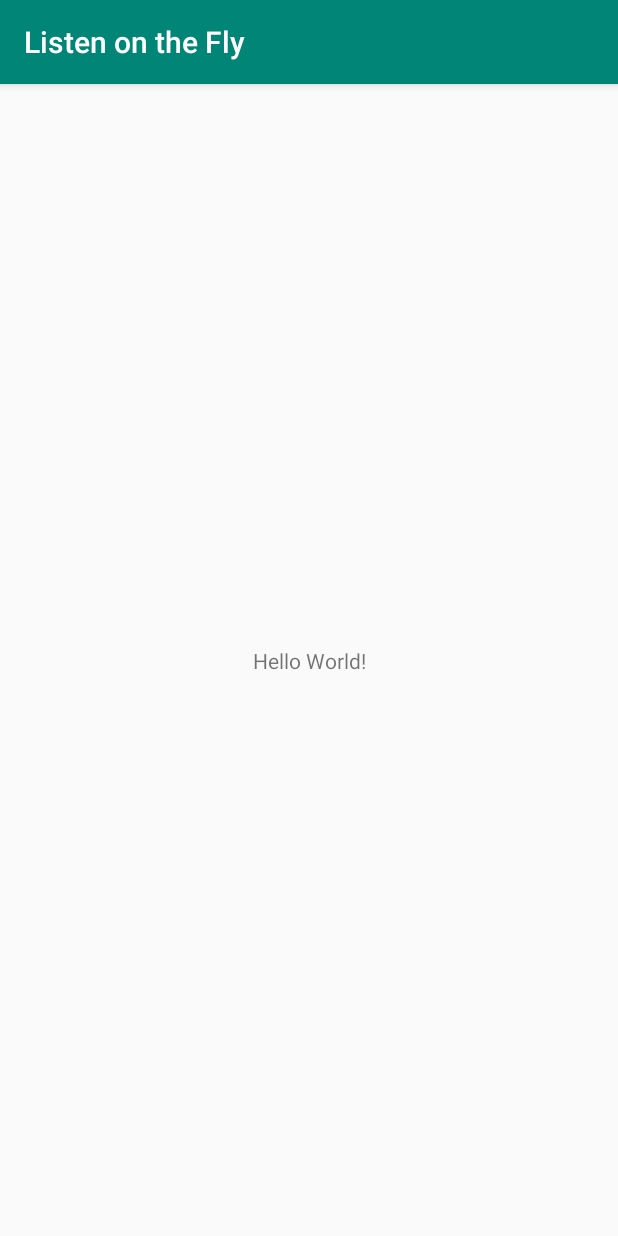
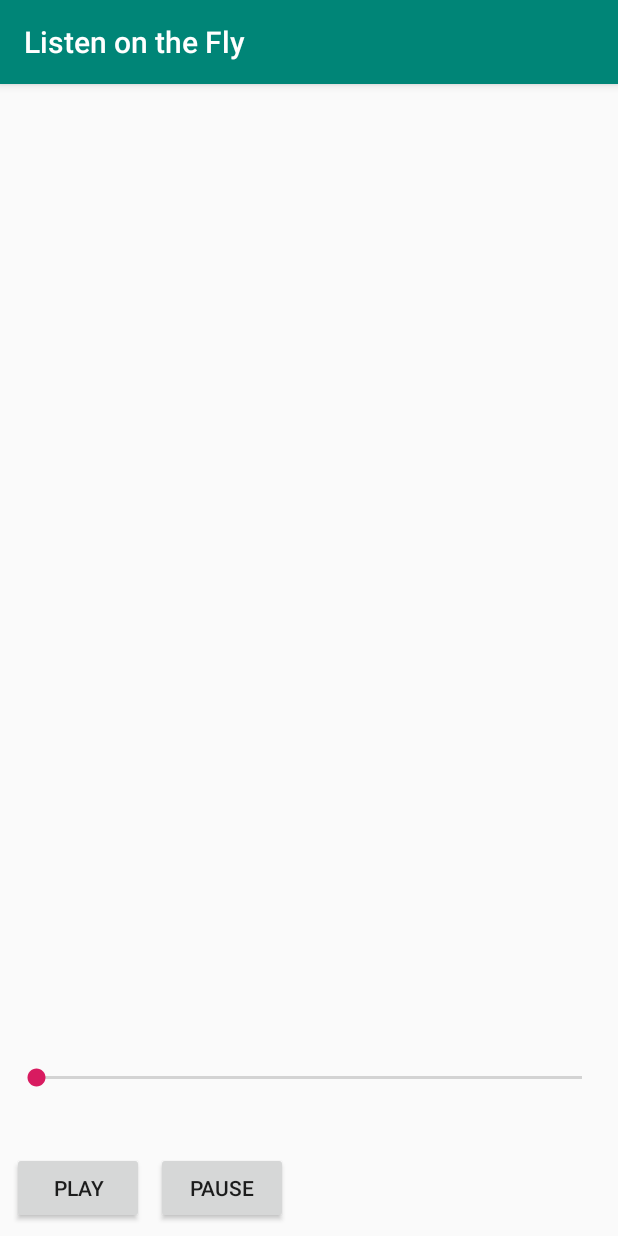
Before and after one commit to mossumossu/ListenontheFly, an Android app: the screen it shows after launch (MainActivity), on a phone screen of 412 x 824 dp. Run offline under Robolectric (Android 15) with nearby library versions, the phone set to English and light mode, and no system bars.

Commit message:
app framework in place, basic layout files, test .mp3

```diff
--- a/app/build.gradle
+++ b/app/build.gradle
@@ -25,4 +25,5 @@ dependencies {
     testImplementation 'junit:junit:4.12'
     androidTestImplementation 'com.android.support.test:runner:1.0.2'
     androidTestImplementation 'com.android.support.test.espresso:espresso-core:3.0.2'
+    implementation 'com.android.support:recyclerview-v7:28.0.0'
 }
--- a/app/src/main/java/com/example/listenonthefly/MainActivity.java
+++ b/app/src/main/java/com/example/listenonthefly/MainActivity.java
@@ -2,12 +2,91 @@ package com.example.listenonthefly;
 
 import android.support.v7.app.AppCompatActivity;
 import android.os.Bundle;
+import android.util.Log;
+import android.view.View;
+import android.widget.Button;
+import android.widget.SeekBar;
 
 public class MainActivity extends AppCompatActivity {
+
+    public static final String TAG = "MainActivity";
+
+    // royalty free music from bensound.com, for testing
+    public static final int MEDIA_RES_ID = R.raw.bensoundtheelevatorbossanova;
+
+    private PlayerAdapter mPlayerAdapter;
+    private SeekBar mSeekBar;
 
     @Override
     protected void onCreate(Bundle savedInstanceState) {
         super.onCreate(savedInstanceState);
         setContentView(R.layout.activity_main);
+        initUI();
+        initRecycler();
+        initSeekbar();
+        initPlaybackController();
+
+        Log.d(TAG, "onCreate: complete");
+    }
+
+    private void initUI(){
+        Button btnPlay = (Button) findViewById(R.id.btnPlay);
+        Button btnPause = (Button) findViewById(R.id.btnPause);
+        mSeekBar = (SeekBar) findViewById(R.id.seekBar);
+
+        btnPlay.setOnClickListener(
+                new View.OnClickListener() {
+                    @Override
+                    public void onClick(View view) {
+                        mPlayerAdapter.pause();
+                    }
+                });
+        btnPause.setOnClickListener(
+                new View.OnClickListener() {
+                    @Override
+                    public void onClick(View view) {
+                        mPlayerAdapter.play();
+                    }
+                });
+    }
+
+    // read user music directory, use adapter to populate recyclerview
+    private void initRecycler(){
+
+    }
+
+    private void initSeekbar(){
+        mSeekBar.setOnSeekBarChangeListener(
+                new SeekBar.OnSeekBarChangeListener() {
+                    @Override
+                    public void onProgressChanged(SeekBar seekBar, int progress, boolean fromUser) {
+
+                    }
+
+                    @Override
+                    public void onStartTrackingTouch(SeekBar seekBar) {
+
+                    }
+
+                    @Override
+                    public void onStopTrackingTouch(SeekBar seekBar) {
+
+                    }
+                }
+        );
+    }
+
+    private void initPlaybackController(){
+        PlayerHolder mPlayerHolder = new PlayerHolder(this);
+        mPlayerHolder.setPlaybackInfoListener(new PlaybackListener());
+        mPlayerAdapter = mPlayerHolder;
+        Log.d(TAG, "initPlaybackController: complete");
+    }
+
+    public class PlaybackListener extends PlaybackInfoListener {
+        @Override
+        public void onDurationChanged(int duration){
+
+        }
     }
 }
--- /dev/null
+++ b/app/src/main/java/com/example/listenonthefly/PlaybackInfoListener.java
@@ -0,0 +1,20 @@
+package com.example.listenonthefly;
+
+public abstract class PlaybackInfoListener {
+
+
+    void onLogUpdated(String message) {
+    }
+
+    void onDurationChanged(int duration) {
+    }
+
+    void onPositionChanged(int position) {
+    }
+
+    void onStateChanged(int state) {
+    }
+
+    void onPlaybackCompleted() {
+    }
+}
--- /dev/null
+++ b/app/src/main/java/com/example/listenonthefly/PlayerAdapter.java
@@ -0,0 +1,20 @@
+package com.example.listenonthefly;
+
+public interface PlayerAdapter {
+
+    void loadMedia(int resourceId);
+
+    void release();
+
+    boolean isPlaying();
+
+    void play();
+
+    void reset();
+
+    void pause();
+
+    void initializeProgressCallback();
+
+    void seekTo(int position);
+}
--- /dev/null
+++ b/app/src/main/java/com/example/listenonthefly/PlayerHolder.java
@@ -0,0 +1,63 @@
+package com.example.listenonthefly;
+
+import android.content.Context;
+import android.media.MediaPlayer;
+
+public class PlayerHolder implements PlayerAdapter {
+
+    private final Context mContext;
+    private MediaPlayer mMediaPlayer;
+    private PlaybackInfoListener mPlaybackInfoListener;
+
+    public PlayerHolder(Context context) {
+        mContext = context.getApplicationContext();
+    }
+
+    private void initMediaPlayer(){
+
+    }
+
+    public void setPlaybackInfoListener(PlaybackInfoListener listener) {
+        mPlaybackInfoListener = listener;
+    }
+
+    @Override
+    public void loadMedia(int resourceId) {
+
+    }
+
+    @Override
+    public void release() {
+
+    }
+
+    @Override
+    public boolean isPlaying() {
+        return false;
+    }
+
+    @Override
+    public void play() {
+
+    }
+
+    @Override
+    public void reset() {
+
+    }
+
+    @Override
+    public void pause() {
+
+    }
+
+    @Override
+    public void initializeProgressCallback() {
+
+    }
+
+    @Override
+    public void seekTo(int position) {
+
+    }
+}
--- a/app/src/main/res/layout/activity_main.xml
+++ b/app/src/main/res/layout/activity_main.xml
@@ -6,13 +6,48 @@
     android:layout_height="match_parent"
     tools:context=".MainActivity">
 
-    <TextView
+    <Button
+        android:id="@+id/btnPlay"
         android:layout_width="wrap_content"
         android:layout_height="wrap_content"
-        android:text="Hello World!"
+        android:layout_marginStart="8dp"
+        android:layout_marginBottom="8dp"
+        android:text="Play"
         app:layout_constraintBottom_toBottomOf="parent"
-        app:layout_constraintLeft_toLeftOf="parent"
-        app:layout_constraintRight_toRightOf="parent"
+        app:layout_constraintStart_toStartOf="parent" />
+
+    <Button
+        android:id="@+id/btnPause"
+        android:layout_width="wrap_content"
+        android:layout_height="wrap_content"
+        android:layout_marginStart="8dp"
+        android:layout_marginBottom="8dp"
+        android:text="Pause"
+        app:layout_constraintBottom_toBottomOf="parent"
+        app:layout_constraintStart_toEndOf="@+id/btnPlay" />
+
+    <android.support.v7.widget.RecyclerView
+        android:id="@+id/recyclerView"
+        android:layout_width="395dp"
+        android:layout_height="605dp"
+        android:layout_marginStart="8dp"
+        android:layout_marginTop="8dp"
+        android:layout_marginEnd="8dp"
+        app:layout_constraintEnd_toEndOf="parent"
+        app:layout_constraintStart_toStartOf="parent"
         app:layout_constraintTop_toTopOf="parent" />
 
+    <SeekBar
+        android:id="@+id/seekBar"
+        android:layout_width="0dp"
+        android:layout_height="0dp"
+        android:layout_marginStart="8dp"
+        android:layout_marginTop="8dp"
+        android:layout_marginEnd="8dp"
+        android:layout_marginBottom="8dp"
+        app:layout_constraintBottom_toTopOf="@+id/btnPlay"
+        app:layout_constraintEnd_toEndOf="parent"
+        app:layout_constraintStart_toStartOf="parent"
+        app:layout_constraintTop_toBottomOf="@+id/recyclerView" />
+
 </android.support.constraint.ConstraintLayout>
```
Also changed, not shown: 2 other files.
